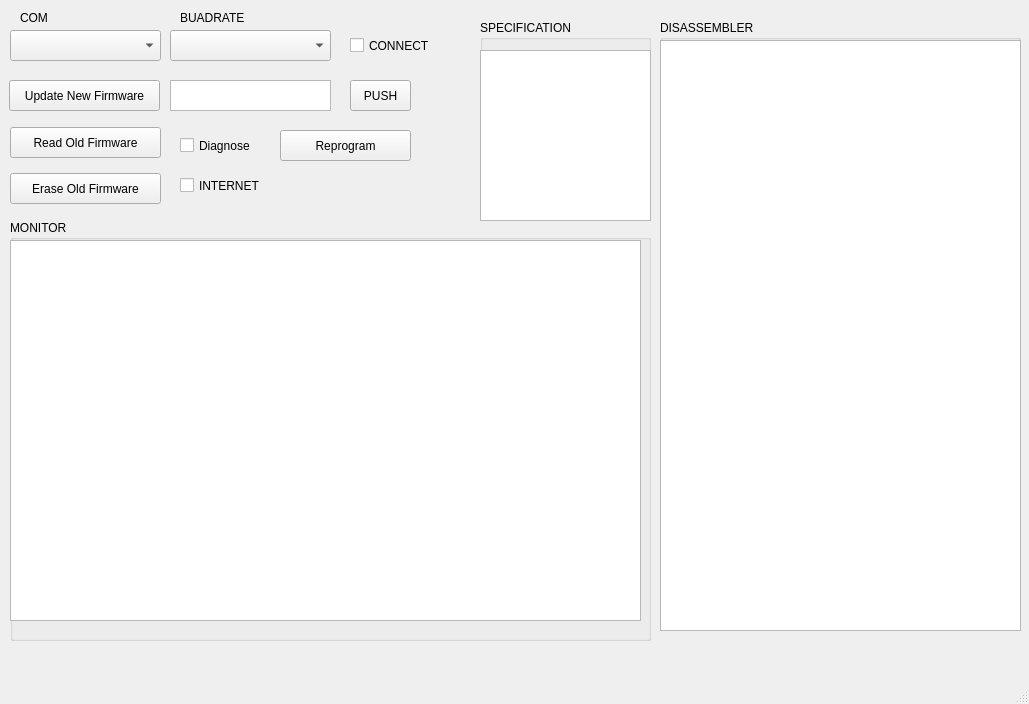
This is GUI/guiTest.ui in metisai02/AVR-Bootloader as Qt 5 draws it before an edit. The edited form follows.
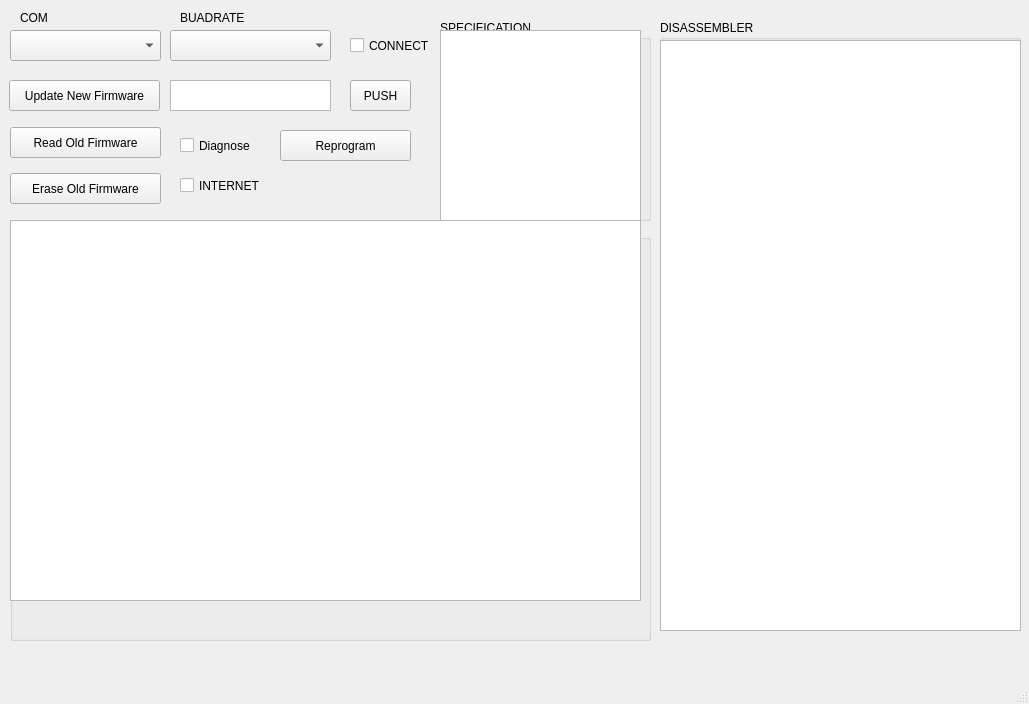
This is the edited form.

Patch:
```diff
--- a/GUI/guiTest.ui
+++ b/GUI/guiTest.ui
@@ -86,7 +86,7 @@
      <property name="geometry">
       <rect>
        <x>0</x>
-       <y>20</y>
+       <y>0</y>
        <width>631</width>
        <height>381</height>
       </rect>
@@ -210,22 +210,22 @@
    <widget class="QGroupBox" name="groupBox_3">
     <property name="geometry">
      <rect>
-      <x>480</x>
+      <x>440</x>
       <y>20</y>
-      <width>171</width>
+      <width>211</width>
       <height>201</height>
      </rect>
     </property>
     <property name="title">
      <string>SPECIFICATION</string>
     </property>
-    <widget class="QPlainTextEdit" name="specification">
+    <widget class="QTextEdit" name="specification">
      <property name="geometry">
       <rect>
        <x>0</x>
-       <y>30</y>
-       <width>171</width>
-       <height>171</height>
+       <y>10</y>
+       <width>201</width>
+       <height>191</height>
       </rect>
      </property>
     </widget>
```
